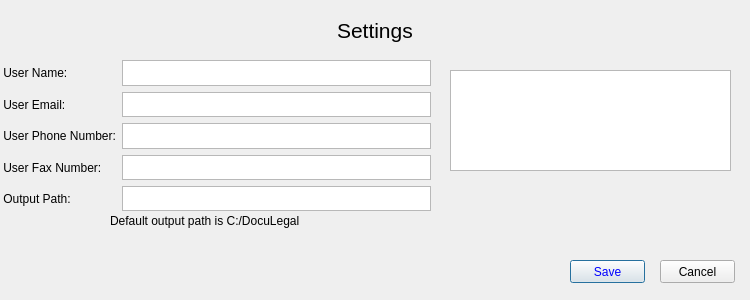
Before: the Qt Designer form gui/settings.ui in RDNelson26/DocuLegal_Project, drawn with Qt 5.
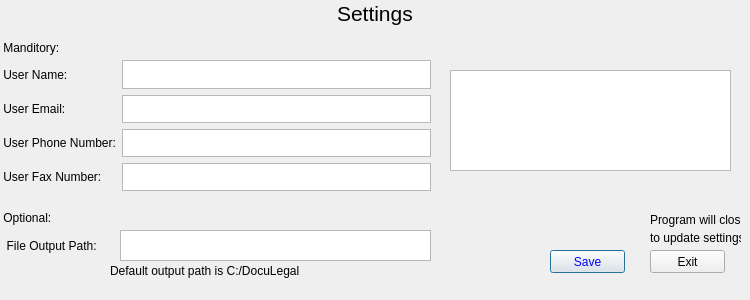
After: the same form once the commit is applied.

Commit message: settings page updates info now

Diff of the .ui file:
```diff
--- a/gui/settings.ui
+++ b/gui/settings.ui
@@ -36,6 +36,13 @@
       </property>
      </widget>
     </item>
+    <item>
+     <widget class="QLabel" name="label_11">
+      <property name="text">
+       <string> Manditory:</string>
+      </property>
+     </widget>
+    </item>
    </layout>
   </widget>
   <widget class="QWidget" name="gridLayoutWidget">
@@ -44,7 +51,7 @@
      <x>0</x>
      <y>60</y>
      <width>431</width>
-     <height>151</height>
+     <height>131</height>
     </rect>
    </property>
    <layout class="QGridLayout" name="gridLayout">
@@ -54,19 +61,9 @@
     <item row="1" column="1">
      <widget class="QPlainTextEdit" name="plainTextEdit_2"/>
     </item>
-    <item row="2" column="1">
-     <widget class="QPlainTextEdit" name="plainTextEdit_3"/>
-    </item>
     <item row="3" column="1">
      <widget class="QPlainTextEdit" name="plainTextEdit_4"/>
     </item>
-    <item row="0" column="0">
-     <widget class="QLabel" name="label_2">
-      <property name="text">
-       <string> User Name:</string>
-      </property>
-     </widget>
-    </item>
     <item row="3" column="0">
      <widget class="QLabel" name="label_5">
       <property name="text">
@@ -74,6 +71,19 @@
       </property>
      </widget>
     </item>
+    <item row="0" column="0">
+     <widget class="QLabel" name="label_2">
+      <property name="text">
+       <string> User Name:</string>
+      </property>
+     </widget>
+    </item>
+    <item row="2" column="1">
+     <widget class="QPlainTextEdit" name="plainTextEdit_3"/>
+    </item>
+    <item row="0" column="1">
+     <widget class="QPlainTextEdit" name="plainTextEdit"/>
+    </item>
     <item row="2" column="0">
      <widget class="QLabel" name="label_4">
       <property name="text">
@@ -88,26 +98,13 @@
       </property>
      </widget>
     </item>
-    <item row="0" column="1">
-     <widget class="QPlainTextEdit" name="plainTextEdit"/>
-    </item>
-    <item row="4" column="0">
-     <widget class="QLabel" name="label_6">
-      <property name="text">
-       <string> Output Path:</string>
-      </property>
-     </widget>
-    </item>
-    <item row="4" column="1">
-     <widget class="QPlainTextEdit" name="plainTextEdit_5"/>
-    </item>
    </layout>
   </widget>
   <widget class="QLabel" name="label_7">
    <property name="geometry">
     <rect>
      <x>110</x>
-     <y>210</y>
+     <y>260</y>
      <width>431</width>
      <height>21</height>
     </rect>
@@ -119,8 +116,8 @@
   <widget class="QPushButton" name="pushButton">
    <property name="geometry">
     <rect>
-     <x>570</x>
-     <y>260</y>
+     <x>550</x>
+     <y>250</y>
      <width>75</width>
      <height>23</height>
     </rect>
@@ -135,14 +132,14 @@
   <widget class="QPushButton" name="pushButton_2">
    <property name="geometry">
     <rect>
-     <x>660</x>
-     <y>260</y>
+     <x>650</x>
+     <y>250</y>
      <width>75</width>
      <height>23</height>
     </rect>
    </property>
    <property name="text">
-    <string>Cancel</string>
+    <string>Exit</string>
    </property>
   </widget>
   <widget class="QGraphicsView" name="graphicsView">
@@ -155,6 +152,67 @@
     </rect>
    </property>
   </widget>
+  <widget class="QLabel" name="label_8">
+   <property name="geometry">
+    <rect>
+     <x>650</x>
+     <y>210</y>
+     <width>91</width>
+     <height>21</height>
+    </rect>
+   </property>
+   <property name="text">
+    <string>&lt;html&gt;&lt;head/&gt;&lt;body&gt;&lt;p&gt;Program will close&lt;/p&gt;&lt;/body&gt;&lt;/html&gt;</string>
+   </property>
+  </widget>
+  <widget class="QLabel" name="label_9">
+   <property name="geometry">
+    <rect>
+     <x>650</x>
+     <y>230</y>
+     <width>91</width>
+     <height>16</height>
+    </rect>
+   </property>
+   <property name="text">
+    <string>to update settings</string>
+   </property>
+  </widget>
+  <widget class="QWidget" name="gridLayoutWidget_2">
+   <property name="geometry">
+    <rect>
+     <x>0</x>
+     <y>230</y>
+     <width>431</width>
+     <height>31</height>
+    </rect>
+   </property>
+   <layout class="QGridLayout" name="gridLayout_2">
+    <item row="0" column="0">
+     <widget class="QLabel" name="label_6">
+      <property name="text">
+       <string>  File Output Path:     </string>
+      </property>
+     </widget>
+    </item>
+    <item row="0" column="1">
+     <widget class="QPlainTextEdit" name="plainTextEdit_5"/>
+    </item>
+   </layout>
+  </widget>
+  <widget class="QLabel" name="label_10">
+   <property name="geometry">
+    <rect>
+     <x>0</x>
+     <y>210</y>
+     <width>61</width>
+     <height>16</height>
+    </rect>
+   </property>
+   <property name="text">
+    <string> Optional:</string>
+   </property>
+  </widget>
  </widget>
  <resources/>
  <connections/>
```
The commit also changes 2 other files.
